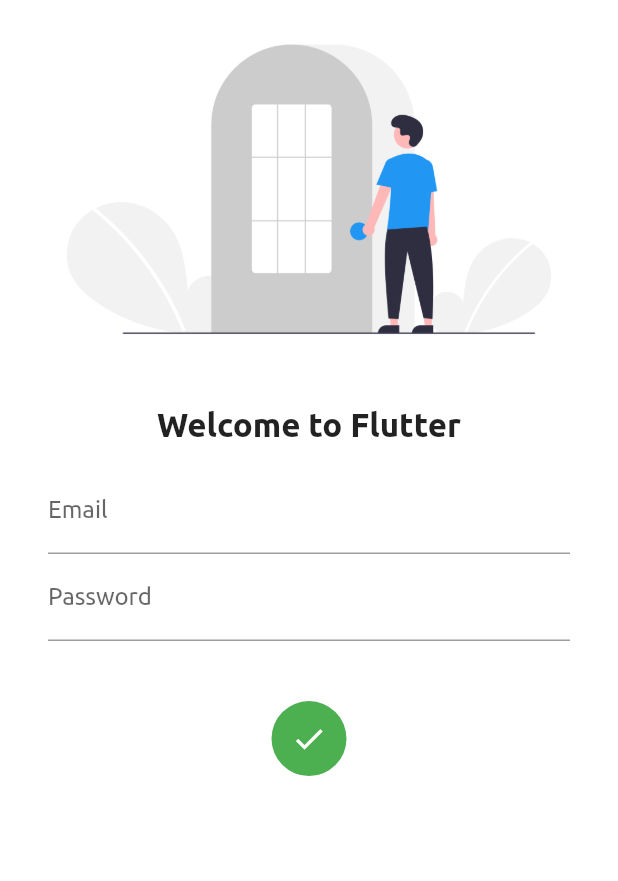
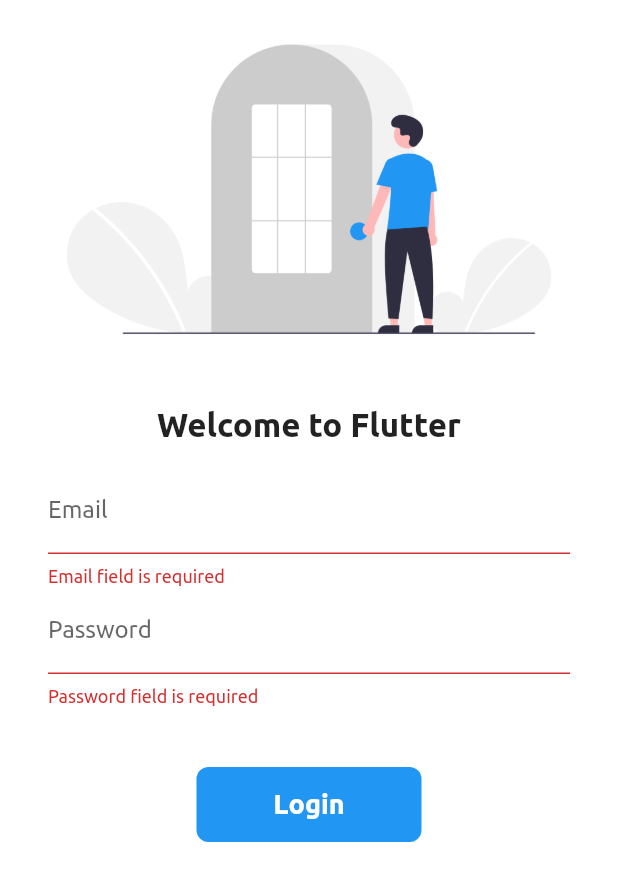
Before and after one commit to iabduul7/flutter-catalog-app, a Flutter app: the screen it shows after launch, after a tap on "Login", on a phone screen of 412 x 824 dp. Shown: the top 881 px of the screen. Run offline on Flutter 3.47's test engine with Material 2 defaults, Android fonts, the phone set to English and light mode, and no system bars.

Commit message:
minor fixes

```diff
--- a/lib/screens/auth/login_screen.dart
+++ b/lib/screens/auth/login_screen.dart
@@ -11,9 +11,33 @@
 class _LoginScreenState extends State<LoginScreen> {
   String name = '';
   bool changedButton = false;
+  final _formKey = GlobalKey<FormState>();
+
+  moveToHome(BuildContext context) async {
+    if (_formKey.currentState!.validate()) {
+      setState(() {
+        changedButton = true;
+      });
+      await Future.delayed(const Duration(seconds: 1));
+      await Navigator.pushNamed(context, Routes.home);
+      setState(() {
+        changedButton = false;
+      });
+    }
+  }
+
   @override
   Widget build(BuildContext context) {
-    return Material(
+    return Scaffold(
+      backgroundColor: Colors.white,
+      resizeToAvoidBottomInset: true,
+      body: SingleChildScrollView(
+        child: ConstrainedBox(
+          constraints: const BoxConstraints(
+            minWidth: 200.0,
+            minHeight: 200.0,
+          ),
+          child: Material(
             child: Column(children: [
               Image.asset(
                 'assets/images/login.png',
@@ -27,7 +51,10 @@
                 style: TextStyle(fontSize: 22, fontWeight: FontWeight.bold),
               ),
               Padding(
-          padding: const EdgeInsets.symmetric(vertical: 16.0, horizontal: 32.0),
+                padding: const EdgeInsets.symmetric(
+                    vertical: 16.0, horizontal: 32.0),
+                child: Form(
+                  key: _formKey,
                   child: Column(
                     children: [
                       TextFormField(
@@ -37,23 +64,34 @@
                           name = value;
                           setState(() {});
                         },
+                        validator: (value) {
+                          return value!.isEmpty
+                              ? 'Email field is required'
+                              : null;
+                        },
                       ),
                       TextFormField(
                         obscureText: true,
                         decoration: const InputDecoration(
-                    hintText: 'Enter your password', labelText: 'Password'),
+                            hintText: 'Enter your password',
+                            labelText: 'Password'),
+                        validator: (value) {
+                          return value!.isEmpty
+                              ? 'Password field is required'
+                              : (value.length < 6
+                                  ? 'Password must be at least 6 characters'
+                                  : null);
+                        },
                       ),
                       const SizedBox(
                         height: 40.0,
                       ),
-              InkWell(
-                onTap: () async {
-                  setState(() {
-                    changedButton = true;
-                  });
-                  await Future.delayed(const Duration(seconds: 1));
-                  // Navigator.pushNamed(context, Routes.home);
-                },
+                      Material(
+                        color: changedButton ? Colors.green : Colors.blue,
+                        borderRadius:
+                            BorderRadius.circular(changedButton ? 50 : 8),
+                        child: InkWell(
+                          onTap: () => moveToHome(context),
                           child: AnimatedContainer(
                             duration: const Duration(seconds: 1),
                             width: changedButton ? 50 : 150,
@@ -71,24 +109,18 @@
                                         fontWeight: FontWeight.bold,
                                         fontSize: 18),
                                   ),
-                  decoration: BoxDecoration(
-                      color: changedButton ? Colors.green : Colors.blue,
-                      borderRadius:
-                          BorderRadius.circular(changedButton ? 50 : 8)),
                           ),
                         ),
-              // ElevatedButton(
-              //   onPressed: () {
-              //     Navigator.pushNamed(context, Routes.home);
-              //   },
-              //   child: const Text('Login'),
-              //   style: TextButton.styleFrom(minimumSize: const Size(150, 40)),
-              // )
+                      ),
                     ],
+                  ),
                 ),
               ),
             ]),
             color: Colors.white,
+          ),
+        ),
+      ),
     );
   }
 }
```
Lines whose indentation alone changed are shown as unchanged.
